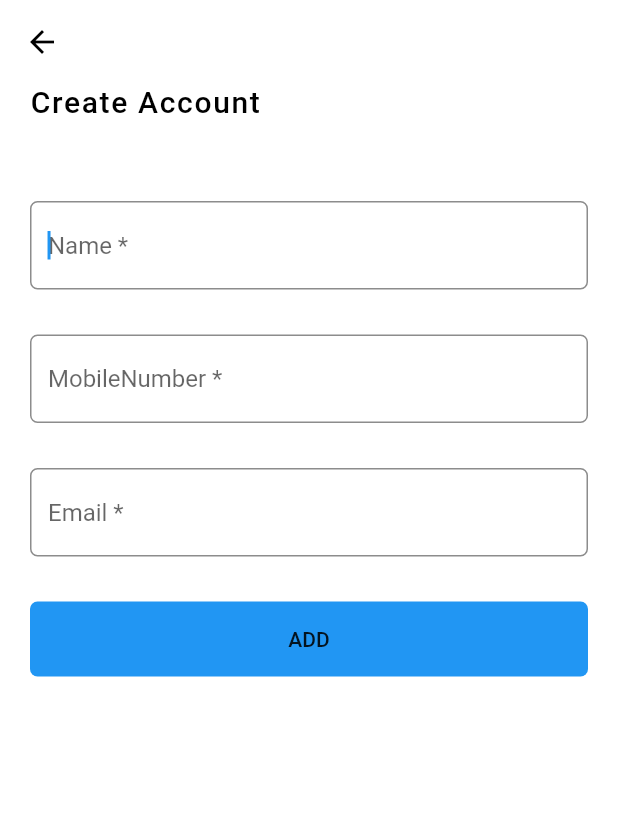
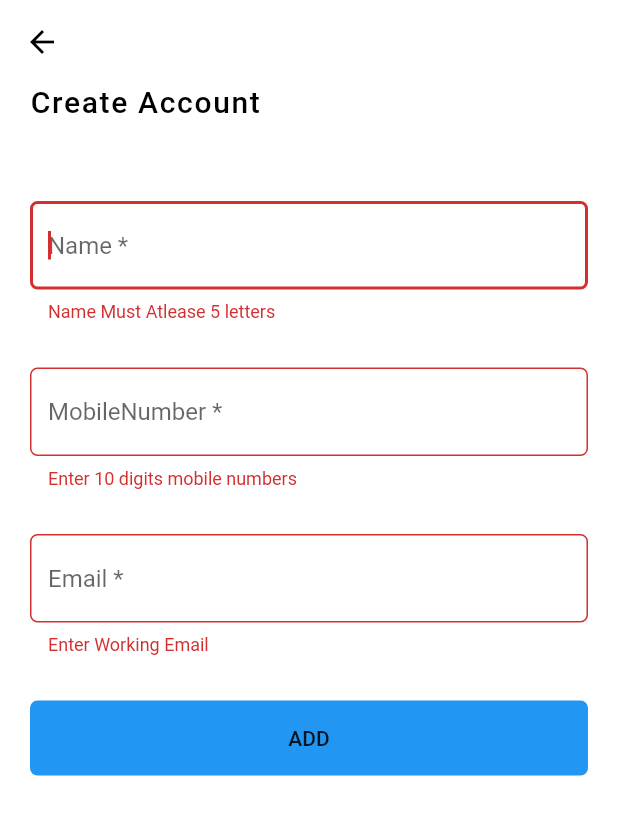
Before and after one commit to hari117/newLedger, a Flutter app: the CreateUser screen opened directly, after a tap on "ADD", on a phone screen of 412 x 824 dp. Shown: the top 815 px of the screen. Run offline on Flutter 3.47's test engine with Material 2 defaults, Android fonts, the phone set to English and light mode, and no system bars; our stand-ins replace cloud_firestore, email_validator, firebase_core, flutter_speed_dial, flutter_svg, google_fonts and 1 more; accounts and stored records are empty.

```diff
--- a/lib/view/view_screens/add_user_screen.dart
+++ b/lib/view/view_screens/add_user_screen.dart
@@ -23,6 +23,7 @@ class _CreateUserState extends State<CreateUser> {
   final nameKey = GlobalKey<FormFieldState>();
   final numberKey = GlobalKey<FormFieldState>();
   final eMailKey = GlobalKey<FormFieldState>();
+  final mainKey = GlobalKey<FormState>();
 
   @override
   void dispose() {
@@ -41,6 +42,8 @@ class _CreateUserState extends State<CreateUser> {
       body: Padding(
         padding: const EdgeInsets.symmetric(horizontal: 20),
         child: SingleChildScrollView(
+          child: Form(
+            key: mainKey,
             child: Column(
               crossAxisAlignment: CrossAxisAlignment.start,
               children: [
@@ -51,6 +54,7 @@ class _CreateUserState extends State<CreateUser> {
                 emailTextBox(),
                 addButton(),
               ],
+            ),
           ),
         ),
       ),
@@ -107,15 +111,16 @@ class _CreateUserState extends State<CreateUser> {
         validator: (value) {
           if (value.length == 10) {
             _mobileNumberController.text = value;
+          } else if (value.length < 10) {
+            return "Enter 10 digits mobile numbers";
           } else {
-            return "Enter Correct Number";
+            return "mobile number mush 10 digits";
           }
         },
         keyboardType: TextInputType.phone,
         inputFormatters: [FilteringTextInputFormatter.digitsOnly],
         textInputAction: TextInputAction.next,
         focusNode: numberFocusNode,
-
         controller: _mobileNumberController,
         autofocus: false,
         decoration: InputDecoration(
@@ -189,9 +194,11 @@ class _CreateUserState extends State<CreateUser> {
         ),
         height: 50,
         onPressed: () async {
-          if (numberKey.currentState.isValid &&
-              nameKey.currentState.isValid &&
-              eMailKey.currentState.isValid) {
+          if (mainKey.currentState.validate())
+          // if (numberKey.currentState.isValid &&
+          //     nameKey.currentState.isValid &&
+          //     eMailKey.currentState.isValid)
+          {
             FirebaseCenter.addParticularUser(_eMailController.text, 0, 0,
                 _mobileNumberController.text, _nameController.text);
             String name = _nameController.text;
--- a/lib/view/view_screens/particular_user_screen.dart
+++ b/lib/view/view_screens/particular_user_screen.dart
@@ -103,7 +103,7 @@ class _ParticularUserScreenState extends State<ParticularUserScreen> {
           shrinkWrap: true,
           itemCount: snap.data.documents.length,
           itemBuilder: (context, index) {
-            return TranscationCard(doc: doc[index], name: widget.name,callback:showSnak);
+            return TranscationCard(doc: doc[index], name: widget.name,);
           },
         );
       },
--- a/lib/view/view_widgets/particular_transcation_card.dart
+++ b/lib/view/view_widgets/particular_transcation_card.dart
@@ -6,8 +6,8 @@ import 'package:newledger/view_models/firebase_activites.dart';
 class TranscationCard extends StatefulWidget {
   DocumentSnapshot doc;
   String name;
-  Function callback;
-  TranscationCard({this.doc,this.name,this.callback});
+
+  TranscationCard({this.doc,this.name});
 
   @override
   _TranscationCardState createState() => _TranscationCardState();
@@ -72,7 +72,7 @@ class _TranscationCardState extends State<TranscationCard> {
                 {
                  print("********* delete funtion is pressed **********");
                  FirebaseCenter.deleteParticularTranscationList(widget.doc,widget.name);
-                 widget.callback();
+
                 },
                 child: Icon(
                   Icons.delete,
```
Also changed, not shown: lib/view/view_screens/transcation_screen.dart (+91 -81 lines), lib/view_models/textwidget.dart (added, +17 -0 lines). Lines whose indentation alone changed are shown as unchanged.
